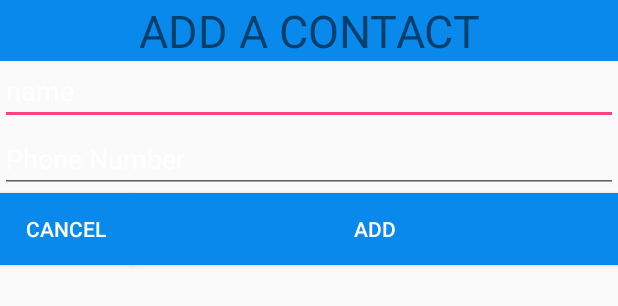
After one commit to DomoDaisuki/Geriat-3000, an Android app: the layout custom_layout_add_contact.xml on its own in the app's theme, with its tools: preview values and no code run, on a phone screen of 412 x 824 dp. The commit adds this screen. Shown: the top 306 px of the screen. Run offline under Robolectric (Android 15) with nearby library versions, the phone set to English and light mode, and no system bars.

```diff
--- a/app/src/main/java/com/example/administrateur/geriat3000/Contact.java
+++ b/app/src/main/java/com/example/administrateur/geriat3000/Contact.java
@@ -6,6 +6,7 @@ package com.example.administrateur.geriat3000;
 public class Contact {
     private long id;
     private String name;
+    private String phone_number;
 
     public long getId()
     {
@@ -27,6 +28,9 @@ public class Contact {
         this.name = name;
     }
 
+    public String getPhone_number() { return this.phone_number;}
+
+    public void setPhone_number(String phone_number) {this.phone_number = phone_number;}
     @Override
     public String toString()
     {
--- a/app/src/main/java/com/example/administrateur/geriat3000/MySQLiteHelper.java
+++ b/app/src/main/java/com/example/administrateur/geriat3000/MySQLiteHelper.java
@@ -13,11 +13,14 @@ public class MySQLiteHelper extends SQLiteOpenHelper {
     public static final String TABLE_CONTACT = "contacts";
     public static final String COLUMN_ID = "_id";
     public static final String COLUMN_NAME = "name";
+    public static final String COLUMN_PHONE_NUMBER = "18811302655";
 
     public static final String DATABASE_NAME = "geriat.db";
     public static final int DATABASE_VERSION = 1;
 
-    private static final String DATABASE_CREATE = "create table " + TABLE_CONTACT + "(" + COLUMN_ID + " integer primary key autoincrement, " + COLUMN_NAME + " text not null);";
+    private static final String DATABASE_CREATE = "create table " + TABLE_CONTACT + "(" + COLUMN_ID
+            + " integer primary key autoincrement, "
+            + COLUMN_NAME + " text not null, " + COLUMN_PHONE_NUMBER + " text not null);";
 
     public MySQLiteHelper(Context context) {
         super(context, DATABASE_NAME, null, DATABASE_VERSION);
--- /dev/null
+++ b/app/src/main/res/layout/custom_layout_add_contact.xml
@@ -0,0 +1,73 @@
+<?xml version="1.0" encoding="utf-8"?>
+<RelativeLayout xmlns:android="http://schemas.android.com/apk/res/android"
+    android:layout_width="fill_parent"
+    android:layout_height="fill_parent" >
+
+
+    <Button
+        android:id="@+id/dialogButtonOK"
+        android:layout_width="100px"
+        android:layout_height="wrap_content"
+        android:text="@string/add"
+        android:background="@color/colorPrimary"
+        android:layout_alignParentRight="true"
+        android:layout_alignParentEnd="true"
+        android:layout_below="@+id/phoneContact"
+        android:layout_toRightOf="@+id/dialogButtonCancel"
+        android:layout_toEndOf="@+id/dialogButtonCancel" />
+
+    <Button
+        android:layout_width="wrap_content"
+        android:layout_height="wrap_content"
+        android:text="@string/cancel"
+        android:id="@+id/dialogButtonCancel"
+        android:background="@color/colorPrimary"
+        android:layout_below="@+id/phoneContact"
+        android:layout_alignParentLeft="true"
+        android:layout_alignParentStart="true" />
+
+
+
+    <EditText
+        android:layout_width="wrap_content"
+        android:layout_height="wrap_content"
+        android:inputType="textPersonName"
+        android:text="@string/name"
+        android:ems="10"
+        android:id="@+id/nameContact"
+        android:layout_alignParentTop="true"
+        android:layout_alignParentLeft="true"
+        android:layout_alignParentStart="true"
+        android:layout_marginTop="38dp"
+        android:layout_alignParentRight="true"
+        android:layout_alignParentEnd="true" />
+
+    <EditText
+        android:layout_width="wrap_content"
+        android:layout_height="wrap_content"
+        android:inputType="phone"
+        android:ems="10"
+        android:id="@+id/phoneContact"
+        android:text="@string/phone_number"
+        android:layout_below="@+id/nameContact"
+        android:layout_alignParentLeft="true"
+        android:layout_alignParentStart="true"
+        android:layout_alignParentRight="true"
+        android:layout_alignParentEnd="true" />
+
+    <TextView
+        android:layout_width="wrap_content"
+        android:background="@color/colorPrimary"
+        android:layout_height="wrap_content"
+        android:text="@string/Add_a_contact"
+        android:textAllCaps="true"
+        android:textSize="@dimen/add_a_contact"
+        android:textAlignment="center"
+        android:id="@+id/textView3"
+        android:layout_alignParentTop="true"
+        android:layout_alignRight="@+id/dialogButtonOK"
+        android:layout_alignEnd="@+id/dialogButtonOK"
+        android:layout_alignParentLeft="true"
+        android:layout_alignParentStart="true" />
+
+</RelativeLayout>
--- a/app/src/main/res/values/dimens.xml
+++ b/app/src/main/res/values/dimens.xml
@@ -3,4 +3,5 @@
     <dimen name="activity_horizontal_margin">16dp</dimen>
     <dimen name="activity_vertical_margin">16dp</dimen>
     <dimen name="fab_margin">16dp</dimen>
+    <dimen name="add_a_contact">30dp</dimen>
 </resources>
--- a/app/src/main/res/values/strings.xml
+++ b/app/src/main/res/values/strings.xml
@@ -9,4 +9,9 @@
     <string name="on_stop">onStop</string>
     <string name="on_pause">onPause</string>
     <string name="on_resume">onResume</string>
+    <string name="add">add</string>
+    <string name="cancel">cancel</string>
+    <string name="Add_a_contact">Add a contact</string>
+    <string name="name">name</string>
+    <string name="phone_number">Phone Number</string>
 </resources>
```
Also changed, not shown: app/src/main/java/com/example/administrateur/geriat3000/ContactsDataSource.java (+6 -3 lines), app/src/main/java/com/example/administrateur/geriat3000/CustomAdapter.java (+21 -21 lines), app/src/main/java/com/example/administrateur/geriat3000/MainActivity.java (+67 -1 lines), app/src/main/res/layout/content_main.xml (+15 -3 lines), app/src/main/res/layout/custom_layout.xml (+15 -0 lines), app/src/main/res/mipmap-hdpi/ic_add_black_24dp.png (added), app/src/main/res/mipmap-hdpi/ic_delete_black_48dp.png (added), app/src/main/res/mipmap-mdpi/ic_add_black_24dp.png (added), app/src/main/res/mipmap-mdpi/ic_delete_black_48dp.png (added), app/src/main/res/mipmap-xhdpi/ic_add_black_24dp.png (added), app/src/main/res/mipmap-xhdpi/ic_delete_black_48dp.png (added), app/src/main/res/mipmap-xxhdpi/ic_add_black_24dp.png (added), app/src/main/res/mipmap-xxhdpi/ic_delete_black_48dp.png (added), app/src/main/res/mipmap-xxxhdpi/ic_add_black_24dp.png (added), 1 more files, 1 other file.
